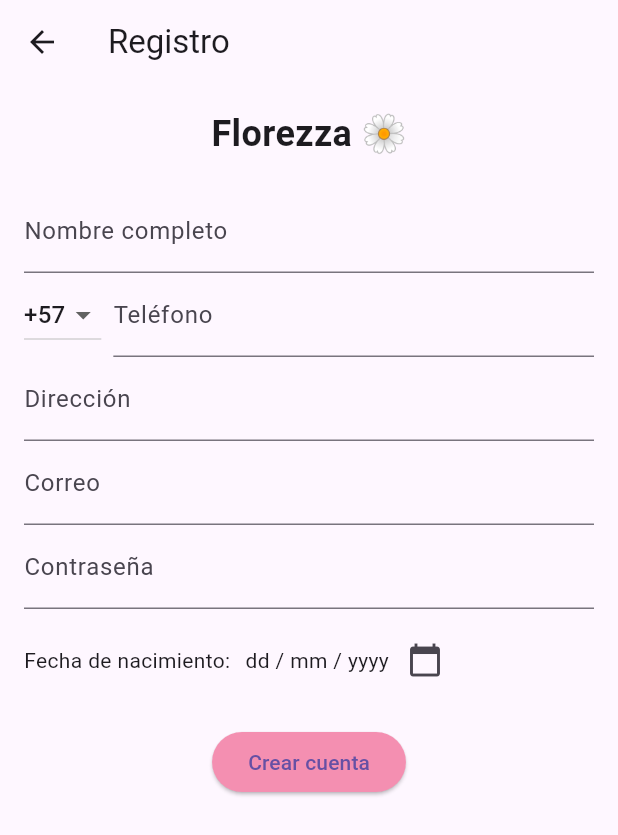
After one commit to ZacroProReal/flutter_application_1, a Flutter app: the RegistroPage screen opened directly, on a phone screen of 412 x 824 dp. The commit adds this screen. Shown: the top 835 px of the screen. Run offline on Flutter 3.47's test engine with Material 3 defaults, Android fonts, the phone set to English and light mode, and no system bars; our stand-ins replace image_picker; network calls fail.

Commit message:
HU -01  prueba 1

```diff
--- a/lib/main.dart
+++ b/lib/main.dart
@@ -35,7 +35,7 @@ class _MyAppState extends State<MyApp> {
   @override
   Widget build(BuildContext context) {
     return MaterialApp(
-      title: 'Florezza 🌼',
+      title: 'Florezza 🌼.',
       theme: ThemeData(
         primaryColor: Colors.pink[100],
         useMaterial3: true,
--- /dev/null
+++ b/lib/registro_page.dart
@@ -0,0 +1,147 @@
+import 'package:flutter/material.dart';
+
+class RegistroPage extends StatefulWidget {
+  final VoidCallback onRegisterSuccess;
+
+  const RegistroPage({required this.onRegisterSuccess, super.key});
+
+  @override
+  State<RegistroPage> createState() => _RegistroPageState();
+}
+
+class _RegistroPageState extends State<RegistroPage> {
+  final _formKey = GlobalKey<FormState>();
+
+  final _nombreController = TextEditingController();
+  final _telefonoController = TextEditingController();
+  final _direccionController = TextEditingController();
+  final _correoController = TextEditingController();
+  final _contrasenaController = TextEditingController();
+  DateTime? _fechaNacimiento;
+  String _prefijo = '+57';
+
+  bool _cargando = false;
+
+  Future<void> _crearCuenta() async {
+    if (!_formKey.currentState!.validate()) return;
+
+    setState(() => _cargando = true);
+
+    // Aquí podrías enviar los datos a un servidor (por ahora es solo simulación)
+    await Future.delayed(const Duration(seconds: 1));
+
+    setState(() => _cargando = false);
+    widget.onRegisterSuccess();
+  }
+
+  Future<void> _seleccionarFecha(BuildContext context) async {
+    final now = DateTime.now();
+    final DateTime? picked = await showDatePicker(
+      context: context,
+      initialDate: now.subtract(const Duration(days: 365 * 18)),
+      firstDate: DateTime(1900),
+      lastDate: now,
+    );
+    if (picked != null) {
+      setState(() {
+        _fechaNacimiento = picked;
+      });
+    }
+  }
+
+  @override
+  Widget build(BuildContext context) {
+    return Scaffold(
+      appBar: AppBar(title: const Text('Registro')),
+      body: SingleChildScrollView(
+        padding: const EdgeInsets.all(16),
+        child: Form(
+          key: _formKey,
+          child: Column(
+            children: [
+              const Text(
+                'Florezza 🌼',
+                style: TextStyle(fontSize: 24, fontWeight: FontWeight.bold),
+              ),
+              const SizedBox(height: 20),
+              TextFormField(
+                controller: _nombreController,
+                decoration: const InputDecoration(labelText: 'Nombre completo'),
+                validator: (value) => value!.isEmpty ? 'Campo requerido' : null,
+              ),
+              Row(
+                children: [
+                  DropdownButton<String>(
+                    value: _prefijo,
+                    onChanged: (value) {
+                      setState(() {
+                        _prefijo = value!;
+                      });
+                    },
+                    items: ['+57', '+1', '+34', '+52']
+                        .map((e) => DropdownMenuItem(value: e, child: Text(e)))
+                        .toList(),
+                  ),
+                  const SizedBox(width: 8),
+                  Expanded(
+                    child: TextFormField(
+                      controller: _telefonoController,
+                      keyboardType: TextInputType.phone,
+                      decoration: const InputDecoration(labelText: 'Teléfono'),
+                      validator: (value) =>
+                          value!.isEmpty ? 'Campo requerido' : null,
+                    ),
+                  ),
+                ],
+              ),
+              TextFormField(
+                controller: _direccionController,
+                decoration: const InputDecoration(labelText: 'Dirección'),
+                validator: (value) => value!.isEmpty ? 'Campo requerido' : null,
+              ),
+              TextFormField(
+                controller: _correoController,
+                decoration: const InputDecoration(labelText: 'Correo'),
+                keyboardType: TextInputType.emailAddress,
+                validator: (value) => value!.isEmpty ? 'Campo requerido' : null,
+              ),
+              TextFormField(
+                controller: _contrasenaController,
+                decoration: const InputDecoration(labelText: 'Contraseña'),
+                obscureText: true,
+                validator: (value) =>
+                    value!.length < 4 ? 'Mínimo 4 caracteres' : null,
+              ),
+              const SizedBox(height: 10),
+              Row(
+                children: [
+                  const Text('Fecha de nacimiento:'),
+                  const SizedBox(width: 10),
+                  Text(
+                    _fechaNacimiento == null
+                        ? 'dd / mm / yyyy'
+                        : '${_fechaNacimiento!.day} / ${_fechaNacimiento!.month} / ${_fechaNacimiento!.year}',
+                  ),
+                  IconButton(
+                    icon: const Icon(Icons.calendar_today),
+                    onPressed: () => _seleccionarFecha(context),
+                  ),
+                ],
+              ),
+              const SizedBox(height: 20),
+              ElevatedButton(
+                onPressed: _cargando ? null : _crearCuenta,
+                style: ElevatedButton.styleFrom(
+                  backgroundColor: Colors.pink[200],
+                ),
+                child: _cargando
+                    ? const CircularProgressIndicator()
+                    : const Text('Crear cuenta'),
+              ),
+            ],
+          ),
+        ),
+      ),
+    );
+  }
+}
--- a/pubspec.yaml
+++ b/pubspec.yaml
@@ -12,6 +12,7 @@ dependencies:
     sdk: flutter
   http: ^0.13.6
   image_picker: ^1.0.7
+  intl: ^0.20.2
 
 dev_dependencies:
   flutter_test:
```
Also changed, not shown: lib/agregar_carrito.dart (added, +108 -0 lines), lib/login_page.dart (added, +93 -0 lines), pubspec.lock.
